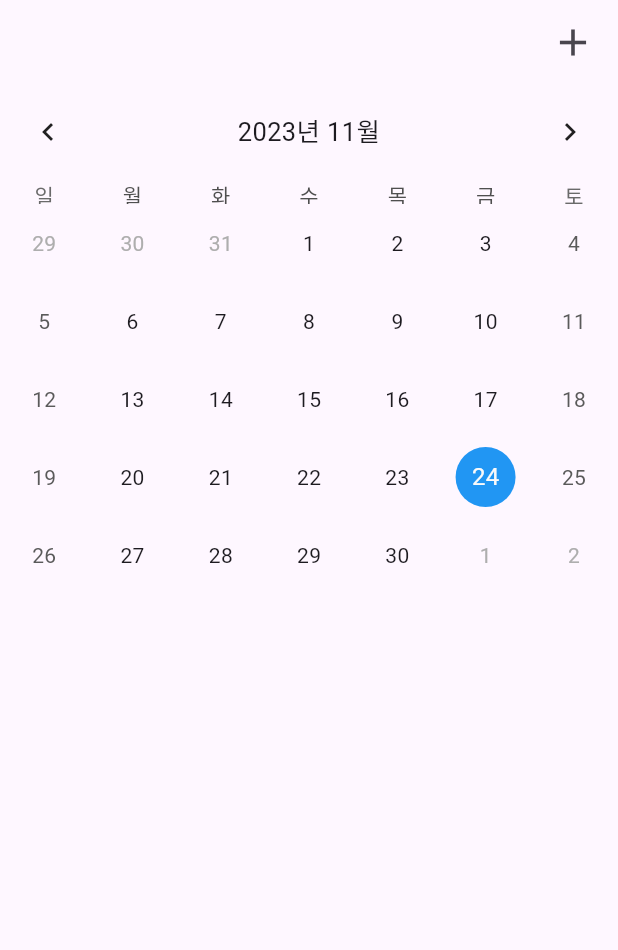
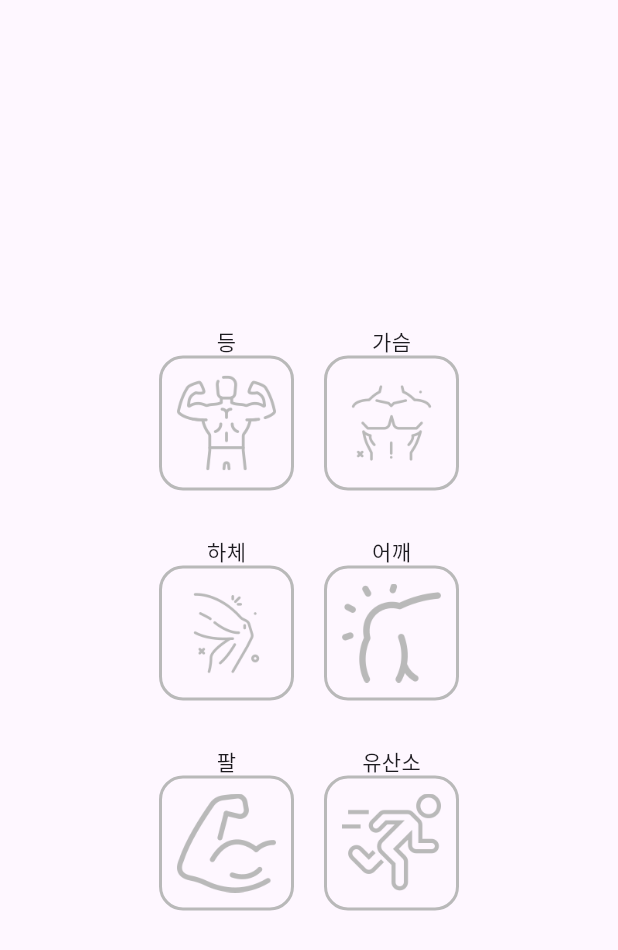
Before and after one commit to cpcp127/gotoGymEveryday, a Flutter app: the screen it shows after launch, after a tap on the "add" icon, on a phone screen of 412 x 824 dp. Shown: the top 950 px of the screen. Run offline on Flutter 3.47's test engine with Material 3 defaults, Android fonts, the phone set to English and light mode, and no system bars; drawn by our look-alikes of table_calendar; our stand-ins replace cloud_firestore, device_info_plus, firebase_core, go_router; accounts and stored records are empty.

Commit message:
[added] 헬스 종목 추가

```diff
--- a/lib/home_view.dart
+++ b/lib/home_view.dart
@@ -2,6 +2,7 @@ import 'dart:collection';
 
 import 'package:calendar_every/provider/home_provider.dart';
 import 'package:flutter/material.dart';
+import 'package:go_router/go_router.dart';
 import 'package:intl/intl.dart';
 import 'package:provider/provider.dart';
 import 'package:table_calendar/table_calendar.dart';
@@ -27,7 +28,8 @@ class _HomeViewState extends State<HomeView> {
                   padding: const EdgeInsets.only(right: 8),
                   child: GestureDetector(
                     onTap: () async{
-                     await provider.getFireStore();
+                     context.go('/writeToday');
+                      //await provider.getFireStore();
                     },
                     child: SizedBox(
                         width: 44,
--- a/lib/main.dart
+++ b/lib/main.dart
@@ -1,9 +1,12 @@
 import 'package:calendar_every/home_view.dart';
 import 'package:calendar_every/provider/home_provider.dart';
 import 'package:calendar_every/provider/start_provider.dart';
+import 'package:calendar_every/provider/write_today_work_provider.dart';
 import 'package:calendar_every/start_view.dart';
+import 'package:calendar_every/write_today_work_view.dart';
 import 'package:firebase_core/firebase_core.dart';
 import 'package:flutter/material.dart';
+import 'package:go_router/go_router.dart';
 import 'package:intl/date_symbol_data_local.dart';
 import 'package:provider/provider.dart';
 
@@ -24,11 +27,30 @@ Future<void> main() async {
         ChangeNotifierProvider(
           create: (_) => HomeProvider(),
         ),
+        ChangeNotifierProvider(
+          create: (_) => WriteTodayWorkProvider(),
+        ),
       ],
       child: const MyApp(),
     ),
   );
 }
+
+final GoRouter _router = GoRouter(
+  initialLocation: '/',
+  routes: [
+    GoRoute(
+      path: '/',
+      builder: (context, state) => const HomeView(),
+      routes: [
+        GoRoute(
+          path: 'writeToday',
+          builder: (context, state) => const WriteTodayWorkView(),
+        ),
+      ],
+    ),
+  ],
+);
 
 class MyApp extends StatelessWidget {
   const MyApp({super.key});
@@ -36,13 +58,15 @@ class MyApp extends StatelessWidget {
   // This widget is the root of your application.
   @override
   Widget build(BuildContext context) {
-    return MaterialApp(
+    return MaterialApp.router(
+      routeInformationProvider: _router.routeInformationProvider,
+      routeInformationParser: _router.routeInformationParser,
+      routerDelegate: _router.routerDelegate,
       title: 'Flutter Demo',
       theme: ThemeData(
         colorScheme: ColorScheme.fromSeed(seedColor: Colors.deepPurple),
         useMaterial3: true,
       ),
-      home: const HomeView(),
     );
   }
 }
--- /dev/null
+++ b/lib/provider/write_today_work_provider.dart
@@ -0,0 +1,16 @@
+import 'package:flutter/material.dart';
+
+class WriteTodayWorkProvider extends ChangeNotifier{
+  List<String> _workList = [];
+
+  List<String> get workList => _workList;
+
+  void addWorkList(String work){
+    if(workList.contains(work)){
+      workList.remove(work);
+    }else{
+      workList.add(work);
+    }
+    notifyListeners();
+  }
+}
--- /dev/null
+++ b/lib/write_today_work_view.dart
@@ -0,0 +1,126 @@
+import 'package:calendar_every/provider/write_today_work_provider.dart';
+import 'package:flutter/material.dart';
+import 'package:provider/provider.dart';
+
+class WriteTodayWorkView extends StatefulWidget {
+  const WriteTodayWorkView({super.key});
+
+  @override
+  State<WriteTodayWorkView> createState() => _WriteTodayWorkViewState();
+}
+
+class _WriteTodayWorkViewState extends State<WriteTodayWorkView> {
+  @override
+  Widget build(BuildContext context) {
+    return Container(
+      color: Colors.white,
+      child: SafeArea(
+        child: Scaffold(
+          body: Consumer<WriteTodayWorkProvider>(
+            builder: (context, provider, child) {
+              return Column(
+                crossAxisAlignment: CrossAxisAlignment.center,
+                mainAxisAlignment: MainAxisAlignment.center,
+                mainAxisSize: MainAxisSize.max,
+                children: [
+                  Row(
+                    mainAxisSize: MainAxisSize.max,
+                    mainAxisAlignment: MainAxisAlignment.center,
+                    children: [
+                      buildWorkBox(
+                        provider,
+                        '등',
+                        'back',
+                      ),
+                      SizedBox(width: 20),
+                      buildWorkBox(
+                        provider,
+                        '가슴',
+                        'chest',
+                      ),
+                    ],
+                  ),
+                  SizedBox(height: 30),
+                  Row(
+                    mainAxisSize: MainAxisSize.max,
+                    mainAxisAlignment: MainAxisAlignment.center,
+                    children: [
+                      buildWorkBox(
+                        provider,
+                        '하체',
+                        'leg',
+                      ),
+                      SizedBox(width: 20),
+                      buildWorkBox(
+                        provider,
+                        '어깨',
+                        'shoulder',
+                      ),
+                    ],
+                  ),
+                  SizedBox(height: 30),
+                  Row(
+                    mainAxisSize: MainAxisSize.max,
+                    mainAxisAlignment: MainAxisAlignment.center,
+                    children: [
+                      buildWorkBox(
+                        provider,
+                        '팔',
+                        'arm',
+                      ),
+                      SizedBox(width: 20),
+                      buildWorkBox(
+                        provider,
+                        '유산소',
+                        'running',
+                      ),
+                    ],
+                  )
+                ],
+              );
+            },
+          ),
+        ),
+      ),
+    );
+  }
+
+  Column buildWorkBox(
+      WriteTodayWorkProvider provider, String workKr, String work) {
+    return Column(
+      children: [
+        Text(workKr),
+        GestureDetector(
+          onTap: () {
+            provider.addWorkList(work);
+          },
+          child: Container(
+            width: 90,
+            height: 90,
+            decoration: BoxDecoration(
+              borderRadius: BorderRadius.circular(16),
+              border: Border.all(
+                  color: provider.workList.contains(work)
+                      ? Colors.black
+                      : Color(0xffb9b9b9),
+                  width: 2),
+            ),
+            child: Padding(
+              padding: const EdgeInsets.all(10.0),
+              child: Container(
+                decoration: BoxDecoration(
+                  image: DecorationImage(
+                    image: AssetImage(provider.workList.contains(work)
+                        ? 'assets/images/${work}_black.png'
+                        : 'assets/images/${work}_gray.png'),
+                    fit: BoxFit.contain,
+                  ),
+                ),
+              ),
+            ),
+          ),
+        ),
+      ],
+    );
+  }
+}
--- a/pubspec.yaml
+++ b/pubspec.yaml
@@ -65,7 +65,9 @@ flutter:
   # included with your application, so that you can use the icons in
   # the material Icons class.
   uses-material-design: true
-
+  assets:
+    - assets/
+    - assets/images/
   # To add assets to your application, add an assets section, like this:
   # assets:
   #   - images/a_dot_burr.jpeg
```
Also changed, not shown: assets/images/arm_black.png (added), assets/images/arm_gray.png (added), assets/images/back_black.png (added), assets/images/back_gray.png (added), assets/images/chest_black.png (added), assets/images/chest_gray.png (added), assets/images/leg_black.png (added), assets/images/leg_gray.png (added), assets/images/running_black.png (added), assets/images/running_gray.png (added), assets/images/shoulder_black.png (added), assets/images/shoulder_gray.png (added).
